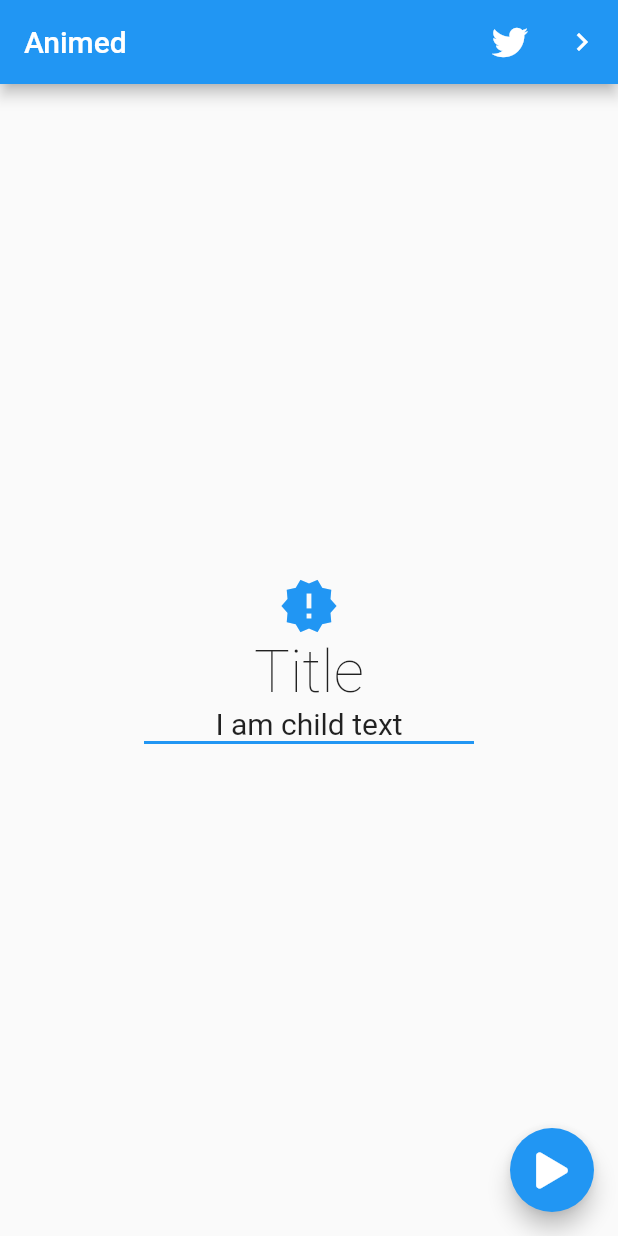
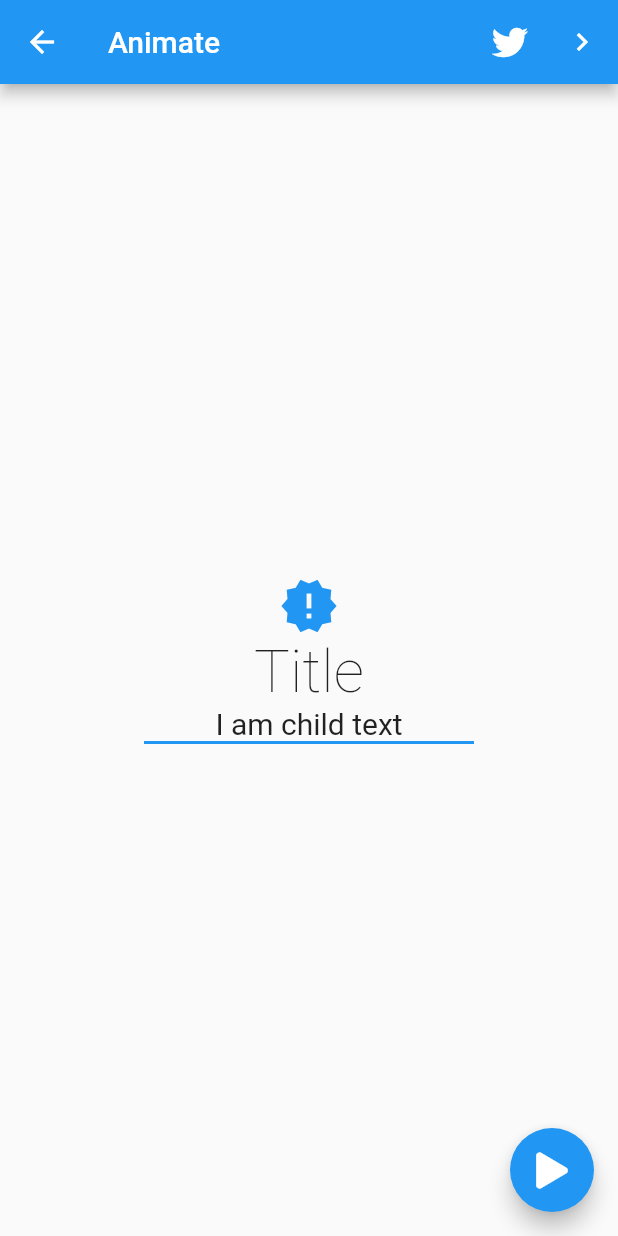
Before and after one commit to goandreus/portrait, a Flutter app: the screen it shows after launch, after a tap on the "navigate next" icon, on a phone screen of 412 x 824 dp. Run offline on Flutter 3.47's test engine with Material 2 defaults, Android fonts, the phone set to English and light mode, and no system bars; our stand-ins replace animate_do, font_awesome_flutter.

Commit message:
elastic animated

```diff
--- a/lib/src/pages/page1_page.dart
+++ b/lib/src/pages/page1_page.dart
@@ -1,7 +1,7 @@
+import 'package:animate_do/animate_do.dart';
+import 'package:flutter/cupertino.dart';
 import 'package:flutter/material.dart';
 import 'package:font_awesome_flutter/font_awesome_flutter.dart';
-
-
 
 class Page1Page extends StatelessWidget {
   const Page1Page({Key key}) : super(key: key);
@@ -10,34 +10,61 @@ class Page1Page extends StatelessWidget {
   Widget build(BuildContext context) {
     return Scaffold(
       appBar: AppBar(
-        title: Text('Animed'),
+        title: FadeIn(
+          duration: Duration(milliseconds: 500),
+          child: Text('Animate')),
         actions: <Widget>[
           IconButton(
             icon: FaIcon(FontAwesomeIcons.twitter),
-            onPressed: (){},
+            onPressed: () {},
           ),
-          IconButton(
-            icon: Icon(Icons.navigate_next),
-            onPressed: (){},
+          SlideInLeft(
+            from: 10,
+            child: IconButton(
+              icon: Icon(Icons.navigate_next),
+              onPressed: () {
+                Navigator.push(
+                    context,
+                    CupertinoPageRoute(
+                        builder: (BuildContext context) => Page1Page()));
+              },
+            ),
           ),
         ],
       ),
-      floatingActionButton: FloatingActionButton(
-        child: FaIcon(FontAwesomeIcons.play),
-        onPressed: (){},
+      floatingActionButton: ElasticInRight(
+        child: FloatingActionButton(
+          child: FaIcon(FontAwesomeIcons.play),
+          onPressed: () {},
+        ),
       ),
-
       body: Center(
         child: Column(
           mainAxisAlignment: MainAxisAlignment.center,
           children: <Widget>[
-            Icon(Icons.new_releases, color: Colors.blue, size:40),
-            Text('Title', style: TextStyle(fontSize: 40, fontWeight: FontWeight.w200 ),),
-            Text('I am child text', style: TextStyle(fontSize: 20, fontWeight: FontWeight.w400),),
-            Container(
-              width: 220,
-              height: 2,
-              color: Colors.blue,
+            ElasticIn(
+                duration: Duration(milliseconds: 2000),
+                child: Icon(Icons.new_releases, color: Colors.blue, size: 40)),
+            FadeInDown(
+                delay: Duration(milliseconds: 2000),
+                child: Text(
+                  'Title',
+                  style: TextStyle(fontSize: 40, fontWeight: FontWeight.w200),
+                )),
+            FadeInDown(
+              duration: Duration(milliseconds: 3000),
+              child: Text(
+                'I am child text',
+                style: TextStyle(fontSize: 20, fontWeight: FontWeight.w400),
+              ),
+            ),
+            FadeInLeft(
+              delay: Duration(milliseconds: 1100),
+              child: Container(
+                width: 220,
+                height: 2,
+                color: Colors.blue,
+              ),
             )
           ],
         ),
```
